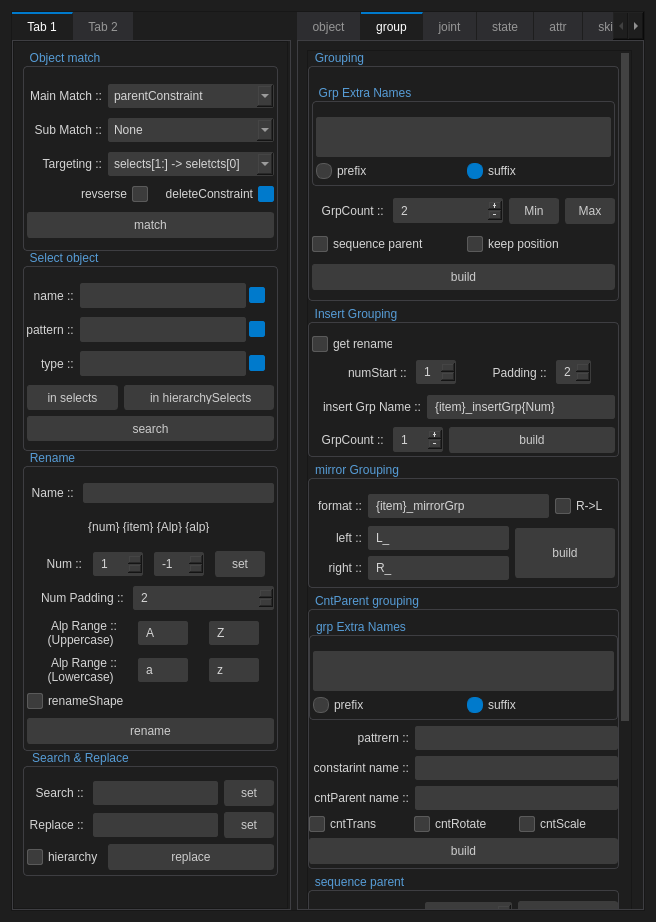
This is userTool/userTool.ui in lalasin2002/newStorege as Qt 5 draws it before an edit. The edited form follows.
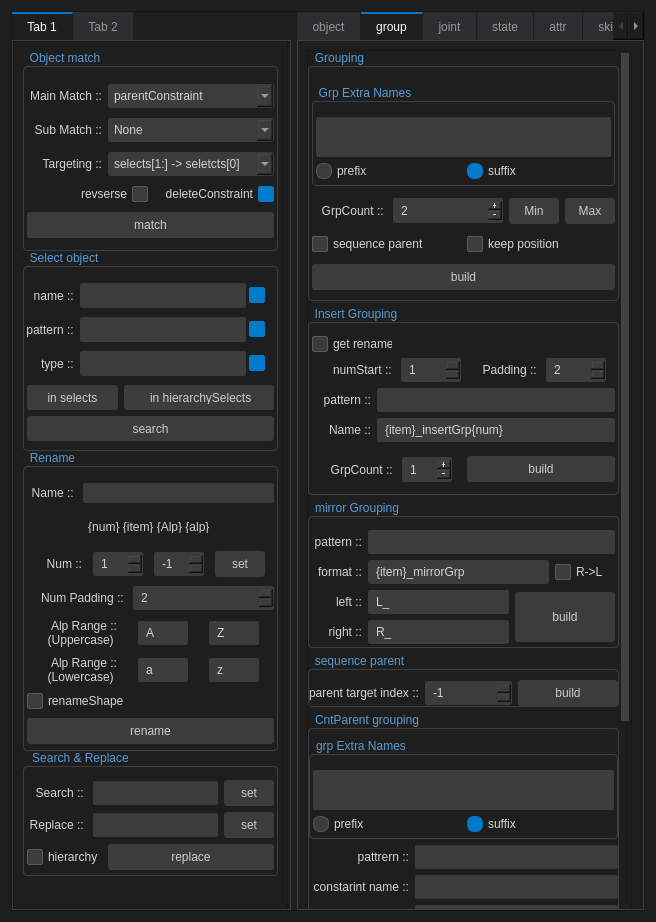
This is the edited form. The open tabs and pages were chosen to show the change. Icons and pictures are not drawn.

Diff of the .ui file:
```diff
--- a/userTool/userTool.ui
+++ b/userTool/userTool.ui
@@ -2535,7 +2535,7 @@
              <property name="geometry">
               <rect>
                <x>0</x>
-               <y>0</y>
+               <y>-302</y>
                <width>311</width>
                <height>1200</height>
               </rect>
@@ -2881,13 +2881,13 @@
                          <widget class="QSpinBox" name="insertGroupingNumStart_Sb">
                           <property name="minimumSize">
                            <size>
-                            <width>40</width>
+                            <width>60</width>
                             <height>0</height>
                            </size>
                           </property>
                           <property name="maximumSize">
                            <size>
-                            <width>40</width>
+                            <width>60</width>
                             <height>16777215</height>
                            </size>
                           </property>
@@ -2929,13 +2929,13 @@
                          <widget class="QSpinBox" name="insertGroupingNumPadding_Sb">
                           <property name="minimumSize">
                            <size>
-                            <width>35</width>
+                            <width>60</width>
                             <height>0</height>
                            </size>
                           </property>
                           <property name="maximumSize">
                            <size>
-                            <width>35</width>
+                            <width>60</width>
                             <height>16777215</height>
                            </size>
                           </property>
@@ -2954,6 +2954,65 @@
                    </item>
                   </layout>
                  </item>
+                 <item>
+                  <widget class="QFrame" name="insertGrpPattern_H">
+                   <layout class="QHBoxLayout" name="insertGrpName_H_2">
+                    <property name="leftMargin">
+                     <number>9</number>
+                    </property>
+                    <property name="topMargin">
+                     <number>0</number>
+                    </property>
+                    <property name="rightMargin">
+                     <number>0</number>
+                    </property>
+                    <property name="bottomMargin">
+                     <number>0</number>
+                    </property>
+                    <item>
+                     <widget class="QLabel" name="insertGrpPattern_La">
+                      <property name="minimumSize">
+                       <size>
+                        <width>50</width>
+                        <height>0</height>
+                       </size>
+                      </property>
+                      <property name="maximumSize">
+                       <size>
+                        <width>50</width>
+                        <height>16777215</height>
+                       </size>
+                      </property>
+                      <property name="text">
+                       <string>pattern ::</string>
+                      </property>
+                      <property name="alignment">
+                       <set>Qt::AlignmentFlag::AlignRight|Qt::AlignmentFlag::AlignTrailing|Qt::AlignmentFlag::AlignVCenter</set>
+                      </property>
+                     </widget>
+                    </item>
+                    <item>
+                     <widget class="QLineEdit" name="insertGrpPattern_Le">
+                      <property name="minimumSize">
+                       <size>
+                        <width>0</width>
+                        <height>0</height>
+                       </size>
+                      </property>
+                      <property name="maximumSize">
+                       <size>
+                        <width>16777215</width>
+                        <height>16777215</height>
+                       </size>
+                      </property>
+                      <property name="text">
+                       <string/>
+                      </property>
+                     </widget>
+                    </item>
+                   </layout>
+                  </widget>
+                 </item>
                  <item>
                   <widget class="QFrame" name="insertGrpName_G">
                    <layout class="QHBoxLayout" name="insertGrpName_H">
@@ -2973,18 +3032,18 @@
                      <widget class="QLabel" name="label_17">
                       <property name="minimumSize">
                        <size>
-                        <width>100</width>
+                        <width>50</width>
                         <height>0</height>
                        </size>
                       </property>
                       <property name="maximumSize">
                        <size>
-                        <width>100</width>
+                        <width>50</width>
                         <height>16777215</height>
                        </size>
                       </property>
                       <property name="text">
-                       <string>insert Grp Name ::</string>
+                       <string>Name ::</string>
                       </property>
                       <property name="alignment">
                        <set>Qt::AlignmentFlag::AlignRight|Qt::AlignmentFlag::AlignTrailing|Qt::AlignmentFlag::AlignVCenter</set>
@@ -3006,7 +3065,7 @@
                        </size>
                       </property>
                       <property name="text">
-                       <string>{item}_insertGrp{Num}</string>
+                       <string>{item}_insertGrp{num}</string>
                       </property>
                      </widget>
                     </item>
@@ -3016,6 +3075,9 @@
                  <item>
                   <layout class="QHBoxLayout" name="insertGrouping_H">
                    <item>
+                    <widget class="QFrame" name="insertGroupingCount_F">
+                     <layout class="QHBoxLayout" name="insertGroupingCount_H">
+                      <item>
                     <widget class="QLabel" name="label_6">
                      <property name="minimumSize">
                       <size>
@@ -3062,6 +3124,9 @@
                      </property>
                     </widget>
                    </item>
+                     </layout>
+                    </widget>
+                   </item>
                    <item>
                     <widget class="QPushButton" name="insertGrouping_Btn">
                      <property name="text">
@@ -3104,6 +3169,65 @@
                  <property name="bottomMargin">
                   <number>3</number>
                  </property>
+                 <item>
+                  <widget class="QFrame" name="mirrorGrpPattern_H">
+                   <layout class="QHBoxLayout" name="insertGrpName_H_3">
+                    <property name="leftMargin">
+                     <number>0</number>
+                    </property>
+                    <property name="topMargin">
+                     <number>0</number>
+                    </property>
+                    <property name="rightMargin">
+                     <number>0</number>
+                    </property>
+                    <property name="bottomMargin">
+                     <number>0</number>
+                    </property>
+                    <item>
+                     <widget class="QLabel" name="mirrorGrpPattern_La">
+                      <property name="minimumSize">
+                       <size>
+                        <width>50</width>
+                        <height>0</height>
+                       </size>
+                      </property>
+                      <property name="maximumSize">
+                       <size>
+                        <width>50</width>
+                        <height>16777215</height>
+                       </size>
+                      </property>
+                      <property name="text">
+                       <string>pattern ::</string>
+                      </property>
+                      <property name="alignment">
+                       <set>Qt::AlignmentFlag::AlignRight|Qt::AlignmentFlag::AlignTrailing|Qt::AlignmentFlag::AlignVCenter</set>
+                      </property>
+                     </widget>
+                    </item>
+                    <item>
+                     <widget class="QLineEdit" name="mirrorGrpPattern_Le">
+                      <property name="minimumSize">
+                       <size>
+                        <width>0</width>
+                        <height>0</height>
+                       </size>
+                      </property>
+                      <property name="maximumSize">
+                       <size>
+                        <width>16777215</width>
+                        <height>16777215</height>
+                       </size>
+                      </property>
+                      <property name="text">
+                       <string/>
+                      </property>
+                     </widget>
+                    </item>
+                   </layout>
+                  </widget>
+                 </item>
                  <item>
                   <layout class="QHBoxLayout" name="mirrorGrpNameFormat_H" stretch="1,2,1">
                    <item>
@@ -3251,6 +3375,76 @@
                 </layout>
                </widget>
               </item>
+              <item>
+               <widget class="QGroupBox" name="sequenceParentGb">
+                <property name="title">
+                 <string>sequence parent</string>
+                </property>
+                <layout class="QVBoxLayout" name="verticalLayout_27">
+                 <property name="leftMargin">
+                  <number>0</number>
+                 </property>
+                 <property name="topMargin">
+                  <number>0</number>
+                 </property>
+                 <property name="rightMargin">
+                  <number>0</number>
+                 </property>
+                 <property name="bottomMargin">
+                  <number>0</number>
+                 </property>
+                 <item>
+                  <layout class="QHBoxLayout" name="sequenceParent_H">
+                   <item>
+                    <widget class="QLabel" name="label_36">
+                     <property name="text">
+                      <string>parent target index ::</string>
+                     </property>
+                    </widget>
+                   </item>
+                   <item>
+                    <widget class="QSpinBox" name="sequenceParentIndex_Sb">
+                     <property name="minimumSize">
+                      <size>
+                       <width>50</width>
+                       <height>0</height>
+                      </size>
+                     </property>
+                     <property name="minimum">
+                      <number>-255</number>
+                     </property>
+                     <property name="maximum">
+                      <number>255</number>
+                     </property>
+                     <property name="value">
+                      <number>-1</number>
+                     </property>
+                    </widget>
+                   </item>
+                   <item>
+                    <widget class="QPushButton" name="sequenceParent_Btn">
+                     <property name="minimumSize">
+                      <size>
+                       <width>100</width>
+                       <height>0</height>
+                      </size>
+                     </property>
+                     <property name="maximumSize">
+                      <size>
+                       <width>100</width>
+                       <height>16777215</height>
+                      </size>
+                     </property>
+                     <property name="text">
+                      <string>build</string>
+                     </property>
+                    </widget>
+                   </item>
+                  </layout>
+                 </item>
+                </layout>
+               </widget>
+              </item>
               <item>
                <widget class="QGroupBox" name="cntParentChb_Gb">
                 <property name="minimumSize">
@@ -3477,76 +3671,6 @@
                 </layout>
                </widget>
               </item>
-              <item>
-               <widget class="QGroupBox" name="sequenceParentGb">
-                <property name="title">
-                 <string>sequence parent</string>
-                </property>
-                <layout class="QVBoxLayout" name="verticalLayout_27">
-                 <property name="leftMargin">
-                  <number>0</number>
-                 </property>
-                 <property name="topMargin">
-                  <number>0</number>
-                 </property>
-                 <property name="rightMargin">
-                  <number>0</number>
-                 </property>
-                 <property name="bottomMargin">
-                  <number>0</number>
-                 </property>
-                 <item>
-                  <layout class="QHBoxLayout" name="sequenceParent_H">
-                   <item>
-                    <widget class="QLabel" name="label_36">
-                     <property name="text">
-                      <string>parent target index ::</string>
-                     </property>
-                    </widget>
-                   </item>
-                   <item>
-                    <widget class="QSpinBox" name="sequenceParentIndex_Sb">
-                     <property name="minimumSize">
-                      <size>
-                       <width>50</width>
-                       <height>0</height>
-                      </size>
-                     </property>
-                     <property name="minimum">
-                      <number>-255</number>
-                     </property>
-                     <property name="maximum">
-                      <number>255</number>
-                     </property>
-                     <property name="value">
-                      <number>-1</number>
-                     </property>
-                    </widget>
-                   </item>
-                   <item>
-                    <widget class="QPushButton" name="sequenceParent_Btn">
-                     <property name="minimumSize">
-                      <size>
-                       <width>100</width>
-                       <height>0</height>
-                      </size>
-                     </property>
-                     <property name="maximumSize">
-                      <size>
-                       <width>100</width>
-                       <height>16777215</height>
-                      </size>
-                     </property>
-                     <property name="text">
-                      <string>build</string>
-                     </property>
-                    </widget>
-                   </item>
-                  </layout>
-                 </item>
-                </layout>
-               </widget>
-              </item>
               <item>
                <spacer name="verticalSpacer_4">
                 <property name="orientation">
```
Left out of the diff: 62 changed lines with no effect on the pictures. Lines whose indentation alone changed are shown as unchanged.
